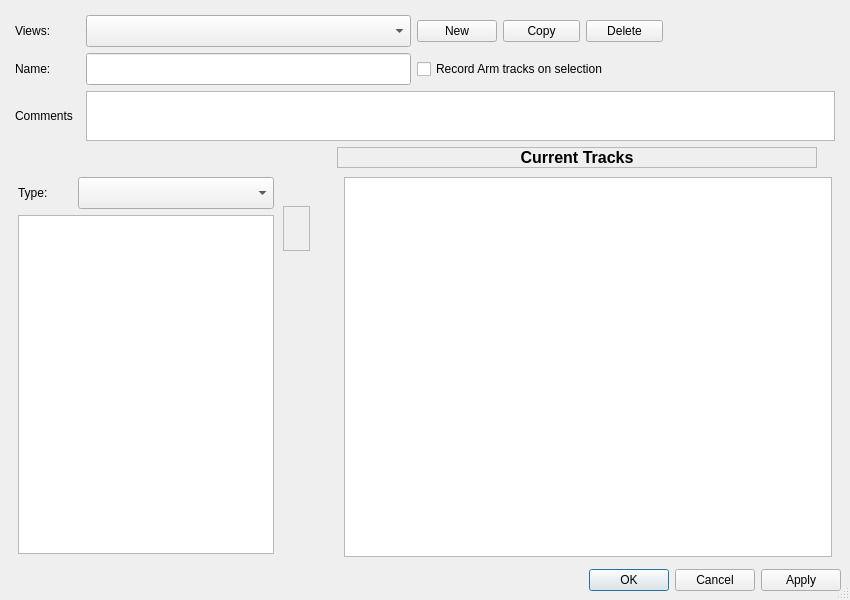
The window that oom/widgets/trackvieweditorbase.ui (ccherrett/oom) describes before a commit, drawn with Qt 5.
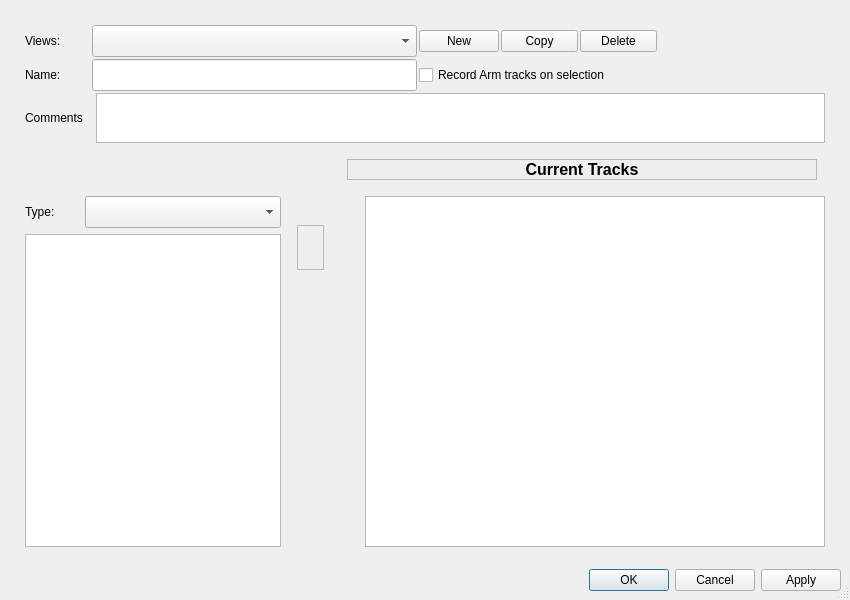
The same window after the commit.

```diff
--- a/oom/widgets/trackvieweditorbase.ui
+++ b/oom/widgets/trackvieweditorbase.ui
@@ -37,10 +37,10 @@
     <widget class="QFrame" name="viewsFrame">
      <layout class="QVBoxLayout" name="verticalLayout_9">
       <property name="spacing">
-       <number>-1</number>
+       <number>2</number>
       </property>
       <property name="margin">
-       <number>6</number>
+       <number>16</number>
       </property>
       <item>
        <layout class="QHBoxLayout" name="groupLayout">
@@ -306,7 +306,7 @@
        </property>
        <property name="sizeHint" stdset="0">
         <size>
-         <width>328</width>
+         <width>338</width>
          <height>2</height>
         </size>
        </property>
@@ -379,6 +379,9 @@
      <item>
       <widget class="QFrame" name="trackListFrame">
        <layout class="QVBoxLayout" name="verticalLayout_6">
+        <property name="margin">
+         <number>16</number>
+        </property>
         <item>
          <layout class="QHBoxLayout" name="typeLayout" stretch="0,1">
           <property name="spacing">
@@ -490,7 +493,7 @@
          <property name="sizeHint" stdset="0">
           <size>
            <width>2</width>
-           <height>38</height>
+           <height>45</height>
           </size>
          </property>
         </spacer>
@@ -569,13 +572,22 @@
        </property>
        <layout class="QHBoxLayout" name="horizontalLayout_3" stretch="0,1">
         <property name="spacing">
-         <number>0</number>
+         <number>-1</number>
         </property>
         <property name="sizeConstraint">
          <enum>QLayout::SetMinimumSize</enum>
         </property>
+        <property name="leftMargin">
+         <number>10</number>
+        </property>
+        <property name="topMargin">
+         <number>16</number>
+        </property>
+        <property name="rightMargin">
+         <number>16</number>
+        </property>
         <property name="bottomMargin">
-         <number>6</number>
+         <number>16</number>
         </property>
         <item>
          <layout class="QVBoxLayout" name="verticalLayout_3">
```
